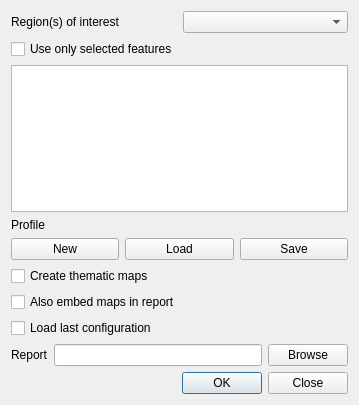
Qt form reporterdialogbase.ui (nextgis/qgis_reporter) before a commit.
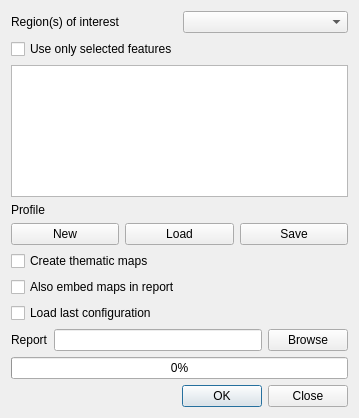
The same form after that commit.

```diff
--- a/reporterdialogbase.ui
+++ b/reporterdialogbase.ui
@@ -7,7 +7,7 @@
     <x>0</x>
     <y>0</y>
     <width>359</width>
-    <height>405</height>
+    <height>418</height>
    </rect>
   </property>
   <property name="windowTitle">
@@ -142,6 +142,13 @@
      </item>
     </layout>
    </item>
+   <item>
+    <widget class="QProgressBar" name="progressBar">
+     <property name="value">
+      <number>0</number>
+     </property>
+    </widget>
+   </item>
    <item>
     <widget class="QDialogButtonBox" name="buttonBox">
      <property name="orientation">
```
